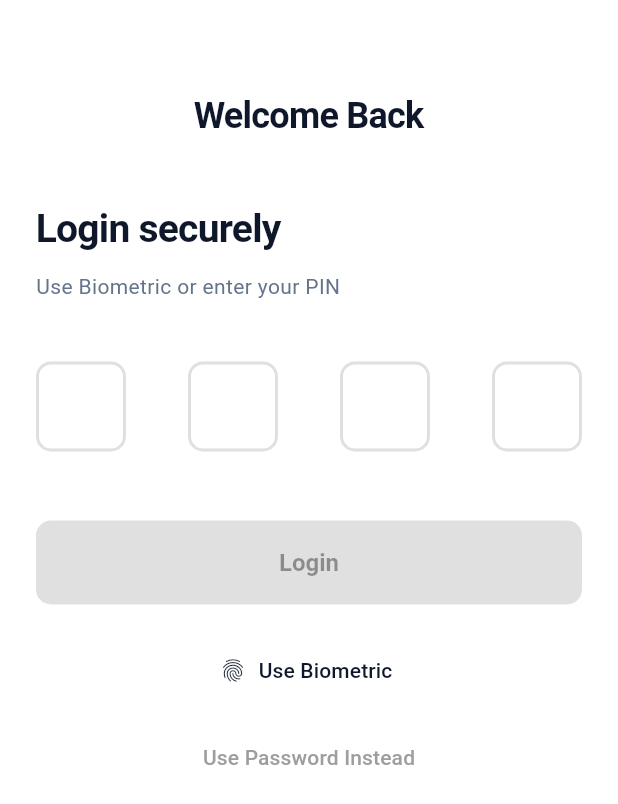
After one commit to pikmycar/pmc_b2b_mobileapp, a Flutter app: the PinLoginScreen screen opened by its route, on a phone screen of 412 x 824 dp. The commit adds this screen. Shown: the top 804 px of the screen. Run offline on Flutter 3.47's test engine with Material 3 defaults, Android fonts, the light colour scheme and no system bars; drawn by our look-alikes of pin_code_fields; our stand-ins replace dio, equatable, flutter_bloc, flutter_secure_storage, flutter_svg, google_fonts and 2 more; accounts and stored records are empty; project files that could hold a hidden picture were left out.

Commit message:
Fixed biometric login issue

```diff
--- a/pikmycar/lib/app/router.dart
+++ b/pikmycar/lib/app/router.dart
@@ -1,6 +1,8 @@
 import 'package:flutter/material.dart';
 import '../features/auth/screens/login_screen.dart';
+import '../features/auth/screens/pin_login_screen.dart';
 import '../features/auth/screens/thank_you_screen.dart';
+import '../features/auth/screens/create_pin_screen.dart';
 import '../features/common/widgets/splash_screen.dart';
 import 'main_wrapper.dart';
 
@@ -23,7 +25,11 @@ class AppRouter {
         return MaterialPageRoute(builder: (_) => const LoginScreen());
       case '/thank_you':
         return MaterialPageRoute(builder: (_) => const ThankYouScreen());
+        case '/create_pin':
+  return MaterialPageRoute(builder: (_) => const CreatePinScreen());
 
+case '/pin_login':
+  return MaterialPageRoute(builder: (_) => const PinLoginScreen());
       // SUPPORT DRIVER ROUTES
       case '/support_driver_dashboard':
         return MaterialPageRoute(builder: (_) => const MainWrapper(child: SupportDriverDashboard()));
--- a/pikmycar/lib/core/constants/auth_constants.dart
+++ b/pikmycar/lib/core/constants/auth_constants.dart
@@ -2,6 +2,7 @@ class AuthConstants {
   static const String authToken = 'auth_token';
   static const String isLoggedIn = 'is_logged_in';
   static const String biometricEnabled = 'biometric_enabled';
+    static const String userPin = "user_pin"; // 🔥 ADD THIS
 
   // Mock constant for OTP expiry (in seconds)
   static const int otpExpirySeconds = 60;
--- /dev/null
+++ b/pikmycar/lib/features/auth/screens/pin_login_screen.dart
@@ -0,0 +1,211 @@
+import 'package:flutter/material.dart';
+import 'package:flutter_bloc/flutter_bloc.dart';
+import 'package:pin_code_fields/pin_code_fields.dart';
+
+import '../../../core/services/biometric_service.dart';
+import '../../../core/storage/secure_storage_service.dart';
+import '../../../core/theme/app_theme.dart';
+
+class PinLoginScreen extends StatefulWidget {
+  const PinLoginScreen({super.key});
+
+  @override
+  State<PinLoginScreen> createState() => _PinLoginScreenState();
+}
+
+class _PinLoginScreenState extends State<PinLoginScreen> {
+  final TextEditingController _pinController = TextEditingController();
+  String _pin = '';
+  bool _isLoading = false;
+
+  @override
+  void initState() {
+    super.initState();
+
+    // ✅ Trigger biometric after UI loads
+    WidgetsBinding.instance.addPostFrameCallback((_) {
+      _tryBiometric();
+    });
+  }
+
+  // 🔥 BIOMETRIC LOGIN (FIXED)
+  Future<void> _tryBiometric() async {
+    final storage = context.read<SecureStorageService>();
+    final biometricService = context.read<BiometricService>();
+
+    final enabled = await storage.isBiometricEnabled();
+    print("Biometric Enabled: $enabled");
+
+    if (!enabled) return;
+
+    try {
+      final success = await biometricService.authenticate();
+      print("Biometric Success: $success");
+
+      if (!mounted) return;
+
+      if (success) {
+        Navigator.pushReplacementNamed(
+            context, '/main_driver_dashboard');
+      }
+    } catch (e) {
+      print("Biometric Error: $e");
+    }
+  }
+
+  // 🔥 PIN VERIFY
+  Future<void> _verifyPin() async {
+    setState(() => _isLoading = true);
+
+    final storage = context.read<SecureStorageService>();
+    final savedPin = await storage.getPin();
+
+    await Future.delayed(const Duration(milliseconds: 400));
+
+    if (!mounted) return;
+
+    setState(() => _isLoading = false);
+
+    if (_pin == savedPin) {
+      Navigator.pushReplacementNamed(
+          context, '/main_driver_dashboard');
+    } else {
+      _pinController.clear();
+      setState(() => _pin = '');
+
+      ScaffoldMessenger.of(context).showSnackBar(
+        const SnackBar(content: Text("Incorrect PIN")),
+      );
+    }
+  }
+
+  @override
+  void dispose() {
+    _pinController.dispose();
+    super.dispose();
+  }
+
+  @override
+  Widget build(BuildContext context) {
+    return Scaffold(
+      resizeToAvoidBottomInset: true,
+      backgroundColor: Colors.white,
+      body: SafeArea(
+        child: SingleChildScrollView(
+          child: Padding(
+            padding: const EdgeInsets.symmetric(horizontal: 24),
+            child: ConstrainedBox(
+              constraints: BoxConstraints(
+                minHeight: MediaQuery.of(context).size.height,
+              ),
+              child: IntrinsicHeight(
+                child: Column(
+                  crossAxisAlignment: CrossAxisAlignment.start,
+                  children: [
+                    const SizedBox(height: 60),
+
+                    const Center(
+                      child: Text(
+                        "Welcome Back",
+                        style: AppTextStyles.heading2,
+                      ),
+                    ),
+
+                    const SizedBox(height: 40),
+
+                    Text(
+                      "Login securely",
+                      style: AppTextStyles.heading1.copyWith(fontSize: 26),
+                    ),
+
+                    const SizedBox(height: 10),
+
+                    const Text(
+                      "Use Biometric or enter your PIN",
+                      style: AppTextStyles.caption,
+                    ),
+
+                    const SizedBox(height: 40),
+
+                    // 🔥 PIN FIELD
+                    PinCodeTextField(
+                      appContext: context,
+                      controller: _pinController,
+                      length: 4,
+                      keyboardType: TextInputType.number,
+                      obscureText: true,
+                      animationType: AnimationType.fade,
+                      onChanged: (val) => setState(() => _pin = val),
+                      pinTheme: PinTheme(
+                        shape: PinCodeFieldShape.box,
+                        borderRadius: BorderRadius.circular(10),
+                        fieldHeight: 60,
+                        fieldWidth: 60,
+                        inactiveColor: Colors.grey.shade300,
+                        selectedColor: AppColors.accent,
+                        activeColor: AppColors.accent,
+                      ),
+                    ),
+
+                    const SizedBox(height: 30),
+
+                    // 🔥 LOGIN BUTTON
+                    SizedBox(
+                      width: double.infinity,
+                      height: 56,
+                      child: ElevatedButton(
+                        onPressed: _pin.length == 4 && !_isLoading
+                            ? _verifyPin
+                            : null,
+                        style: ElevatedButton.styleFrom(
+                          backgroundColor: AppColors.accent,
+                          foregroundColor: Colors.black,
+                          shape: RoundedRectangleBorder(
+                            borderRadius: BorderRadius.circular(10),
+                          ),
+                        ),
+                        child: _isLoading
+                            ? const CircularProgressIndicator(
+                                color: Colors.black,
+                              )
+                            : const Text("Login"),
+                      ),
+                    ),
+
+                    const SizedBox(height: 20),
+
+                    // 🔥 BIOMETRIC BUTTON
+                    Center(
+                      child: TextButton.icon(
+                        onPressed: _tryBiometric,
+                        icon: const Icon(Icons.fingerprint),
+                        label: const Text("Use Biometric"),
+                      ),
+                    ),
+
+                    const SizedBox(height: 10),
+
+                    // 🔁 PASSWORD OPTION
+                    Center(
+                      child: TextButton(
+                        onPressed: () {
+                          Navigator.pushReplacementNamed(context, '/login');
+                        },
+                        child: const Text(
+                          "Use Password Instead",
+                          style: TextStyle(color: Colors.grey),
+                        ),
+                      ),
+                    ),
+
+                    const Spacer(),
+                  ],
+                ),
+              ),
+            ),
+          ),
+        ),
+      ),
+    );
+  }
+}
--- /dev/null
+++ b/pikmycar/lib/features/common/widgets/BiometricService.dart
@@ -0,0 +1,21 @@
+import 'package:local_auth/local_auth.dart';
+
+class BiometricService {
+  final LocalAuthentication _auth = LocalAuthentication();
+
+  Future<bool> authenticate() async {
+    try {
+      return await _auth.authenticate(
+        localizedReason: 'Scan your fingerprint to login',
+        options: const AuthenticationOptions(
+          biometricOnly: true,
+          stickyAuth: true,
+          useErrorDialogs: true,
+        ),
+      );
+    } catch (e) {
+      print("Biometric Error: $e");
+      return false;
+    }
+  }
+}
```
Also changed, not shown: pikmycar/lib/core/storage/secure_storage_service.dart (+51 -5 lines), pikmycar/lib/core/theme/app_theme.dart (+21 -9 lines), pikmycar/lib/features/auth/screens/create_pin_screen.dart (added, +180 -0 lines), pikmycar/lib/features/auth/screens/login_screen.dart (+2 -8 lines), pikmycar/lib/features/auth/screens/mobile_password_screen.dart (+23 -8 lines), pikmycar/lib/features/auth/screens/otp_verification_screen.dart (+25 -10 lines), pikmycar/lib/features/common/widgets/splash_screen.dart (+66 -57 lines), pikmycar/pubspec.lock.
